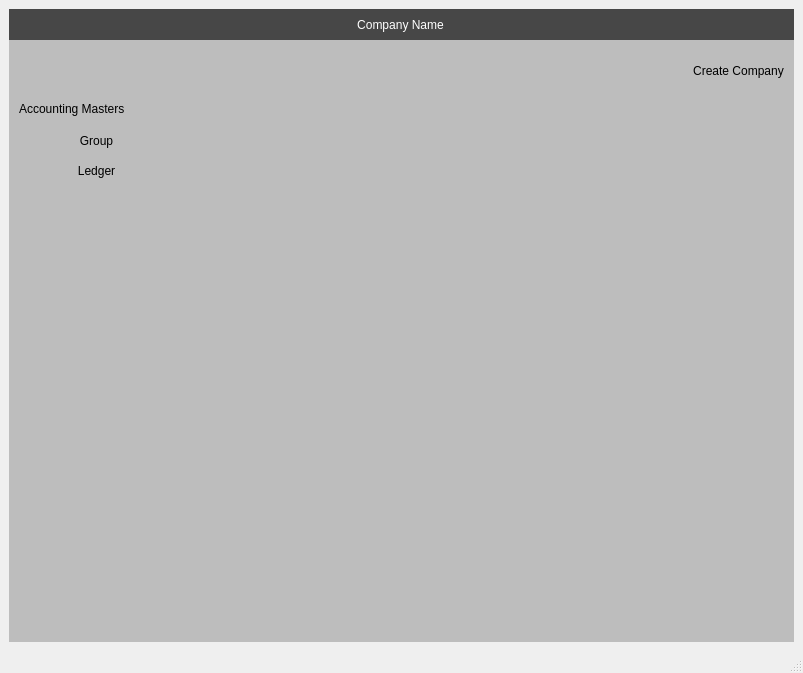
Before: the Qt Designer form Resources/Ui/AlterMasterList.ui in Darshitjivani/MBAS, drawn with Qt 5.
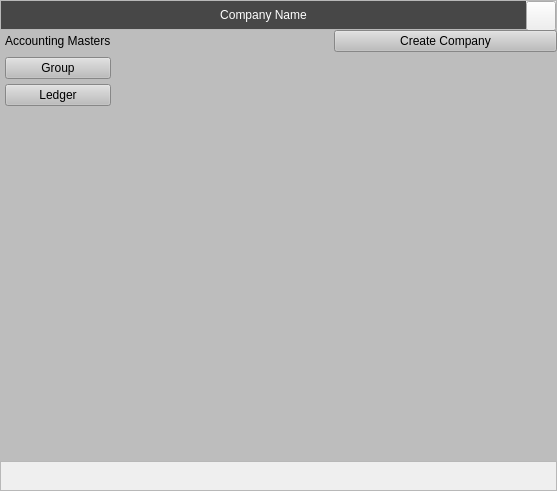
After: the same form once the commit is applied. Icons and pictures are not drawn.

Patch:
```diff
--- a/Resources/Ui/AlterMasterList.ui
+++ b/Resources/Ui/AlterMasterList.ui
@@ -6,29 +6,76 @@
    <rect>
     <x>0</x>
     <y>0</y>
-    <width>803</width>
-    <height>673</height>
+    <width>557</width>
+    <height>491</height>
    </rect>
   </property>
   <property name="windowTitle">
    <string>MainWindow</string>
   </property>
+  <property name="styleSheet">
+   <string notr="true">font: 10pt &quot;Sitka Text&quot;;</string>
+  </property>
   <widget class="QWidget" name="centralwidget">
+   <layout class="QGridLayout" name="gridLayout_2">
+    <property name="leftMargin">
+     <number>0</number>
+    </property>
+    <property name="topMargin">
+     <number>0</number>
+    </property>
+    <property name="rightMargin">
+     <number>0</number>
+    </property>
+    <property name="bottomMargin">
+     <number>0</number>
+    </property>
+    <property name="spacing">
+     <number>0</number>
+    </property>
+    <item row="0" column="0">
+     <widget class="QFrame" name="frame">
+      <property name="maximumSize">
+       <size>
+        <width>16777215</width>
+        <height>30</height>
+       </size>
+      </property>
+      <property name="frameShape">
+       <enum>QFrame::StyledPanel</enum>
+      </property>
+      <property name="frameShadow">
+       <enum>QFrame::Raised</enum>
+      </property>
    <layout class="QGridLayout" name="gridLayout">
+       <property name="leftMargin">
+        <number>0</number>
+       </property>
+       <property name="topMargin">
+        <number>0</number>
+       </property>
+       <property name="rightMargin">
+        <number>0</number>
+       </property>
+       <property name="bottomMargin">
+        <number>0</number>
+       </property>
+       <property name="spacing">
+        <number>0</number>
+       </property>
     <item row="0" column="0">
-     <widget class="QWidget" name="widget" native="true">
-      <property name="styleSheet">
-       <string notr="true">background-color: rgb(189, 189, 189);
-border:none</string>
-      </property>
       <widget class="QLabel" name="lbCompanyName">
-       <property name="geometry">
-        <rect>
-         <x>-4</x>
-         <y>0</y>
-         <width>791</width>
-         <height>31</height>
-        </rect>
+         <property name="minimumSize">
+          <size>
+           <width>0</width>
+           <height>0</height>
+          </size>
+         </property>
+         <property name="maximumSize">
+          <size>
+           <width>16777215</width>
+           <height>30</height>
+          </size>
        </property>
        <property name="styleSheet">
         <string notr="true">background-color: rgb(71, 71, 71);
@@ -43,44 +90,99 @@
         <set>Qt::AlignCenter</set>
        </property>
       </widget>
-      <widget class="QPushButton" name="pbChangeCompany">
-       <property name="geometry">
-        <rect>
-         <x>684</x>
-         <y>50</y>
-         <width>91</width>
-         <height>23</height>
-        </rect>
+       </item>
+       <item row="0" column="1">
+        <widget class="QPushButton" name="pushButton">
+         <property name="minimumSize">
+          <size>
+           <width>30</width>
+           <height>30</height>
+          </size>
+         </property>
+         <property name="maximumSize">
+          <size>
+           <width>30</width>
+           <height>30</height>
+          </size>
        </property>
        <property name="text">
-        <string>Create Company</string>
-       </property>
-      </widget>
-      <widget class="QLabel" name="label">
-       <property name="geometry">
-        <rect>
-         <x>10</x>
-         <y>90</y>
-         <width>121</width>
+          <string/>
+         </property>
+         <property name="icon">
+          <iconset resource="../icons/icons.qrc">
+           <normaloff>:/newPrefix/icons/x.svg</normaloff>:/newPrefix/icons/x.svg</iconset>
+         </property>
+         <property name="iconSize">
+          <size>
+           <width>20</width>
          <height>20</height>
-        </rect>
-       </property>
+          </size>
+         </property>
+        </widget>
+       </item>
+      </layout>
+     </widget>
+    </item>
+    <item row="1" column="0">
+     <widget class="QWidget" name="widget" native="true">
        <property name="styleSheet">
-        <string notr="true">font: 75 10pt &quot;MS Shell Dlg 2&quot;;</string>
+       <string notr="true">background-color: rgb(189, 189, 189);
+font: 10pt &quot;Sitka Text&quot;;</string>
+      </property>
+      <layout class="QGridLayout" name="gridLayout_3">
+       <property name="leftMargin">
+        <number>5</number>
+       </property>
+       <property name="topMargin">
+        <number>0</number>
+       </property>
+       <property name="rightMargin">
+        <number>0</number>
+       </property>
+       <property name="bottomMargin">
+        <number>0</number>
+       </property>
+       <property name="horizontalSpacing">
+        <number>0</number>
+       </property>
+       <property name="verticalSpacing">
+        <number>5</number>
+       </property>
+       <item row="0" column="0">
+        <widget class="QLabel" name="label">
+         <property name="maximumSize">
+          <size>
+           <width>16777215</width>
+           <height>16777215</height>
+          </size>
+         </property>
+         <property name="styleSheet">
+          <string notr="true"/>
        </property>
        <property name="text">
         <string>Accounting Masters</string>
        </property>
       </widget>
+       </item>
+       <item row="0" column="1" rowspan="3">
+        <widget class="Line" name="line_2">
+         <property name="styleSheet">
+          <string notr="true">background-color: transparent;</string>
+         </property>
+         <property name="orientation">
+          <enum>Qt::Horizontal</enum>
+         </property>
+        </widget>
+       </item>
+       <item row="0" column="2">
+        <widget class="QPushButton" name="pbChangeCompany">
+         <property name="text">
+          <string>Create Company</string>
+         </property>
+        </widget>
+       </item>
+       <item row="1" column="0">
       <widget class="QPushButton" name="pbAlterGroup">
-       <property name="geometry">
-        <rect>
-         <x>50</x>
-         <y>120</y>
-         <width>75</width>
-         <height>23</height>
-        </rect>
-       </property>
        <property name="styleSheet">
         <string notr="true">font: 75 10pt &quot;MS Shell Dlg 2&quot;;</string>
        </property>
@@ -88,15 +190,9 @@
         <string>Group</string>
        </property>
       </widget>
+       </item>
+       <item row="2" column="0">
       <widget class="QPushButton" name="pbAlterLedger">
-       <property name="geometry">
-        <rect>
-         <x>50</x>
-         <y>150</y>
-         <width>75</width>
-         <height>23</height>
-        </rect>
-       </property>
        <property name="styleSheet">
         <string notr="true">font: 75 10pt &quot;MS Shell Dlg 2&quot;;</string>
        </property>
@@ -104,22 +200,47 @@
         <string>Ledger</string>
        </property>
       </widget>
+       </item>
+       <item row="3" column="0">
+        <widget class="Line" name="line">
+         <property name="styleSheet">
+          <string notr="true">background-color: transparent;</string>
+         </property>
+         <property name="orientation">
+          <enum>Qt::Vertical</enum>
+         </property>
      </widget>
     </item>
    </layout>
   </widget>
-  <widget class="QMenuBar" name="menubar">
-   <property name="geometry">
-    <rect>
-     <x>0</x>
-     <y>0</y>
-     <width>803</width>
-     <height>21</height>
-    </rect>
-   </property>
-  </widget>
-  <widget class="QStatusBar" name="statusbar"/>
- </widget>
- <resources/>
+    </item>
+    <item row="2" column="0">
+     <widget class="QFrame" name="frame_2">
+      <property name="minimumSize">
+       <size>
+        <width>0</width>
+        <height>30</height>
+       </size>
+      </property>
+      <property name="maximumSize">
+       <size>
+        <width>16777215</width>
+        <height>30</height>
+       </size>
+      </property>
+      <property name="frameShape">
+       <enum>QFrame::StyledPanel</enum>
+      </property>
+      <property name="frameShadow">
+       <enum>QFrame::Raised</enum>
+      </property>
+     </widget>
+    </item>
+   </layout>
+  </widget>
+ </widget>
+ <resources>
+  <include location="../icons/icons.qrc"/>
+ </resources>
  <connections/>
 </ui>
```
Left out of the diff: 6 changed lines with no effect on the pictures. Lines whose indentation alone changed are shown as unchanged.
